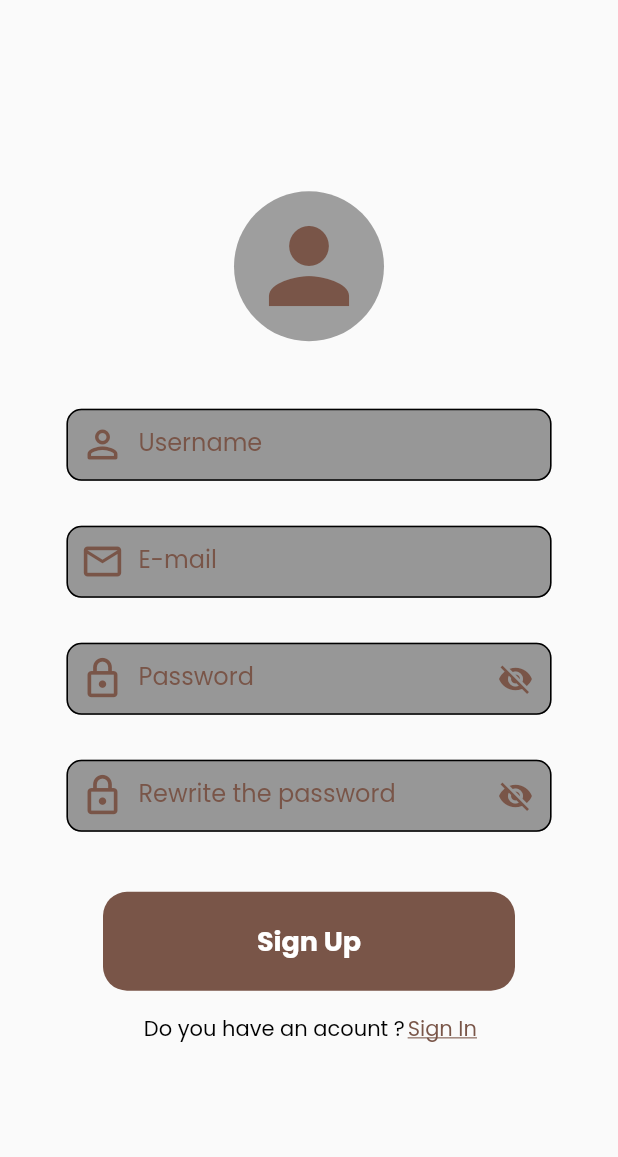
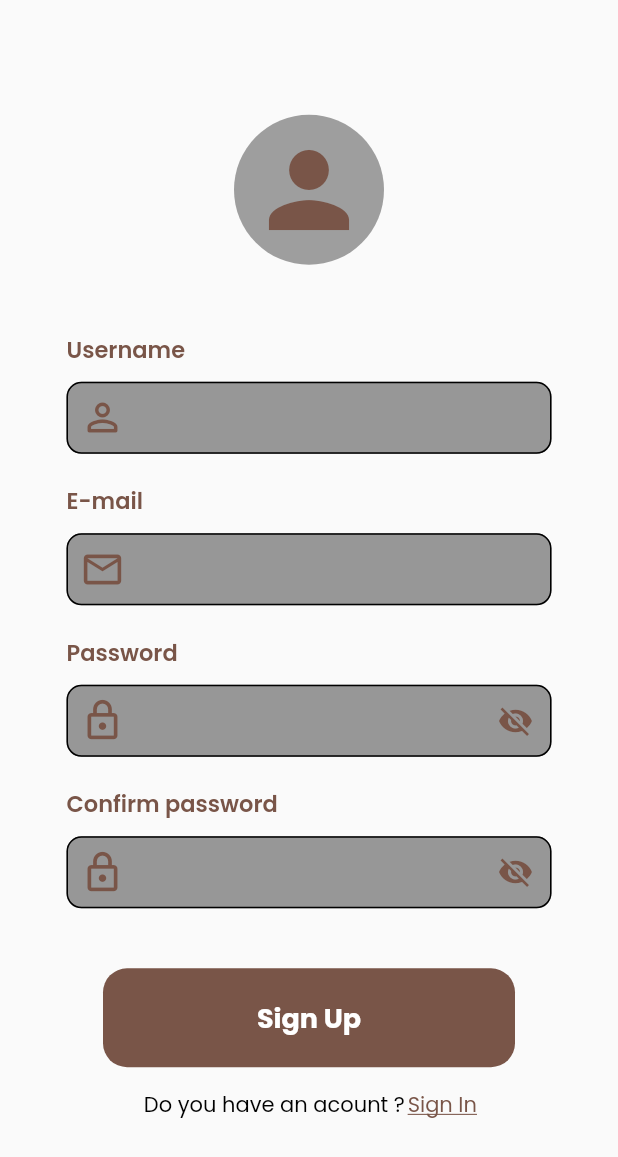
Before and after one commit to 3li-3bdullah/Sudaphone-SD, a Flutter app: the SignUp screen opened directly, on a phone screen of 412 x 824 dp. Shown: the top 1157 px of the screen. Run offline on Flutter 3.47's test engine with Material 2 defaults, Android fonts, the phone set to English and light mode, and no system bars; drawn by our look-alikes of avatar_glow; our stand-ins replace bottom_navy_bar, carousel_slider, cloud_firestore, firebase_auth, firebase_core, firebase_storage and 7 more; missing offline and left inert: elastic_drawer, staggered_grid_view_flutter; accounts and stored records are empty.

Commit message:
Added custom text before each CustomTextFormField

```diff
--- a/sudaphone_sd/lib/view/login_widgets/signup_form.dart
+++ b/sudaphone_sd/lib/view/login_widgets/signup_form.dart
@@ -1,6 +1,7 @@
 import 'package:flutter/material.dart';
 import 'package:get/get.dart';
 import 'package:sudaphone_sd/view/login_widgets/custom_text_form_field.dart';
+import 'package:sudaphone_sd/view/widgets/custom_text.dart';
 import 'package:sudaphone_sd/view_model/login_view_model.dart';
 
 class SignUpForm extends GetWidget<LoginViewModel> {
@@ -17,8 +18,17 @@ class SignUpForm extends GetWidget<LoginViewModel> {
           crossAxisAlignment: CrossAxisAlignment.start,
           children: [
             //Start User Name----------
+            const CustomText(
+                  text: "Username",
+                  color: Colors.brown,
+                  fontSize: 15,
+                  fontWeight: FontWeight.w600,
+                  textAlign: TextAlign.center,
+                ),
+
+                const SizedBox(height: 10),
             CustomTextFormField(
-              labelText: "Username",
+              customHintText: "Username",
               textEditingController: controller.usernameController!,
               obscure: false,
               validator: (String value) {
@@ -30,9 +40,19 @@ class SignUpForm extends GetWidget<LoginViewModel> {
             ),
             //End User Name----------
             //Start User E-mail ----------
-            const SizedBox(height: 30),
+            const SizedBox(height: 20),
+            const CustomText(
+                  text: "E-mail",
+                  color: Colors.brown,
+                  fontSize: 15,
+                  fontWeight: FontWeight.w600,
+                  textAlign: TextAlign.center,
+                ),
+
+                const SizedBox(height: 10),
+
             CustomTextFormField(
-              labelText: "E-mail",
+              customHintText: "E-mail",
               textEditingController: controller.emailController!,
               obscure: false,
               validator: (String value) {
@@ -42,12 +62,21 @@ class SignUpForm extends GetWidget<LoginViewModel> {
               },
               icon: Icons.email_outlined,
             ),
-            const SizedBox(height: 30),
+            const SizedBox(height: 20),
             //End User E-mail ----------
             //Start User Password----------
+            const CustomText(
+                  text: "Password",
+                  color: Colors.brown,
+                  fontSize: 15,
+                  fontWeight: FontWeight.w600,
+                  textAlign: TextAlign.center,
+                ),
+
+                const SizedBox(height: 10),
             Obx(
               () => CustomTextFormField(
-                labelText: "Password",
+                customHintText: "Password",
                 textEditingController: controller.passwordController!,
                 obscure: true,
                 validator: (String value) {
@@ -61,13 +90,21 @@ class SignUpForm extends GetWidget<LoginViewModel> {
               ),
             ),
             const SizedBox(
-              height: 30,
+              height: 20,
             ),
             //Start User Password Confirm----------
+            const CustomText(
+                  text: "Confirm password",
+                  color: Colors.brown,
+                  fontSize: 15,
+                  fontWeight: FontWeight.w600,
+                  textAlign: TextAlign.center,
+                ),
 
+                const SizedBox(height: 10),
             Obx(
               () => CustomTextFormField(
-                labelText: "Rewrite the password",
+                customHintText: "Rewrite the password",
                 textEditingController: controller.confirmPasswordController!,
                 obscure: true,
                 validator: (String value) {
```
